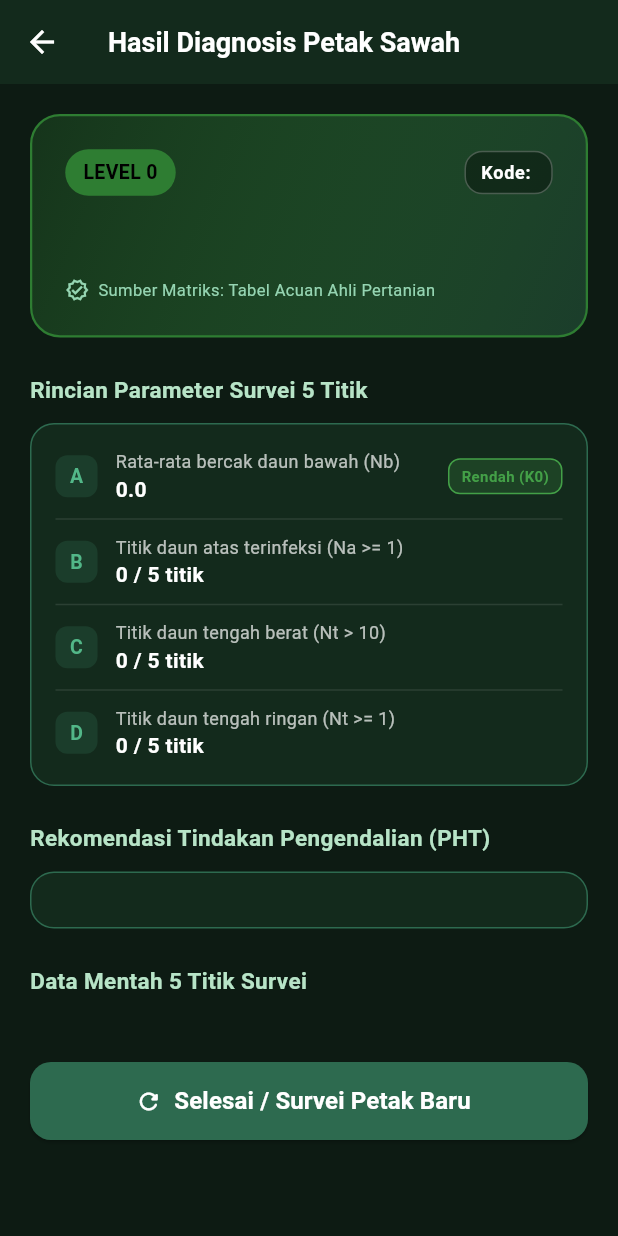
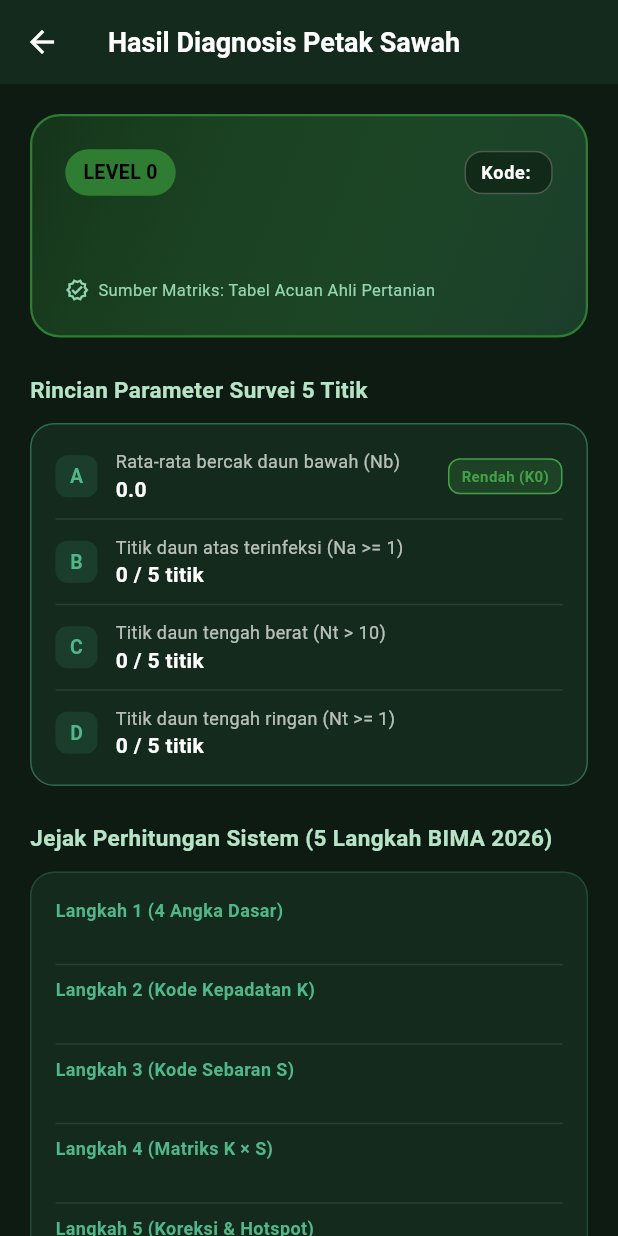
Before and after one commit to 23Barajapu/fluttere-robo, a Flutter app: the SurveyResultScreen screen opened directly with empty values, on a phone screen of 412 x 824 dp. Run offline on Flutter 3.47's test engine with Material 3 defaults, Android fonts, the phone set to English and light mode, and no system bars; our stand-ins replace image_picker; missing offline and left inert: tflite_flutter.

Commit message:
feat: implement step calculation breakdown and verify all PRD test cases

```diff
--- a/lib/models/survey_models.dart
+++ b/lib/models/survey_models.dart
@@ -264,6 +264,12 @@ class RuleEngineResult {
   final double? intensitas;
   final bool intensitasTerkoreksi;
 
+  final String langkah1Log;
+  final String langkah2Log;
+  final String langkah3Log;
+  final String langkah4Log;
+  final String langkah5Log;
+
   RuleEngineResult({
     required this.a,
     required this.b,
@@ -278,6 +284,11 @@ class RuleEngineResult {
     required this.sumberSel,
     required this.peringatanHotspot,
     required this.hotspotTitikList,
+    required this.langkah1Log,
+    required this.langkah2Log,
+    required this.langkah3Log,
+    required this.langkah4Log,
+    required this.langkah5Log,
     this.intensitas,
     this.intensitasTerkoreksi = false,
   });
--- a/lib/screens/survey_result_screen.dart
+++ b/lib/screens/survey_result_screen.dart
@@ -278,6 +278,41 @@ class SurveyResultScreen extends StatelessWidget {
 
             const SizedBox(height: 24),
 
+            // Jejak Perhitungan 5 Langkah (Sesuai PRD)
+            const Text(
+              'Jejak Perhitungan Sistem (5 Langkah BIMA 2026)',
+              style: TextStyle(
+                color: Color(0xFFB7E4C7),
+                fontWeight: FontWeight.bold,
+                fontSize: 15,
+              ),
+            ),
+            const SizedBox(height: 12),
+            Container(
+              padding: const EdgeInsets.all(16),
+              decoration: BoxDecoration(
+                color: const Color(0xFF132A1C),
+                borderRadius: BorderRadius.circular(16),
+                border: Border.all(color: const Color(0xFF2D6A4F).withValues(alpha: 0.5)),
+              ),
+              child: Column(
+                crossAxisAlignment: CrossAxisAlignment.start,
+                children: [
+                  _buildStepLog('Langkah 1 (4 Angka Dasar)', result.langkah1Log),
+                  const Divider(color: Colors.white10, height: 16),
+                  _buildStepLog('Langkah 2 (Kode Kepadatan K)', result.langkah2Log),
+                  const Divider(color: Colors.white10, height: 16),
+                  _buildStepLog('Langkah 3 (Kode Sebaran S)', result.langkah3Log),
+                  const Divider(color: Colors.white10, height: 16),
+                  _buildStepLog('Langkah 4 (Matriks K × S)', result.langkah4Log),
+                  const Divider(color: Colors.white10, height: 16),
+                  _buildStepLog('Langkah 5 (Koreksi & Hotspot)', result.langkah5Log),
+                ],
+              ),
+            ),
+
+            const SizedBox(height: 24),
+
             // Rekomendasi PHT
             const Text(
               'Rekomendasi Tindakan Pengendalian (PHT)',
@@ -490,4 +525,29 @@ class SurveyResultScreen extends StatelessWidget {
       ],
     );
   }
+
+  Widget _buildStepLog(String stepTitle, String logText) {
+    return Column(
+      crossAxisAlignment: CrossAxisAlignment.start,
+      children: [
+        Text(
+          stepTitle,
+          style: const TextStyle(
+            color: Color(0xFF52B788),
+            fontWeight: FontWeight.bold,
+            fontSize: 12,
+          ),
+        ),
+        const SizedBox(height: 3),
+        Text(
+          logText,
+          style: const TextStyle(
+            color: Color(0xFFD8F3DC),
+            fontSize: 12,
+            height: 1.4,
+          ),
+        ),
+      ],
+    );
+  }
 }
```
Also changed, not shown: lib/services/rule_engine_service.dart (+63 -16 lines), 1 other file.
